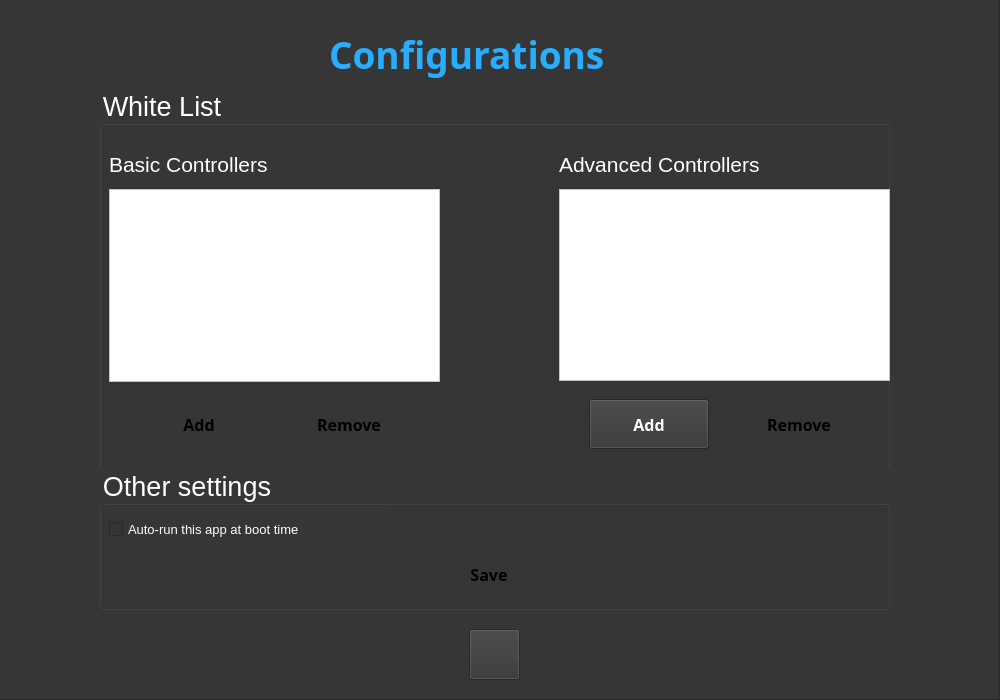
The window that UI/ui_Configuration.ui (dragonjjr/Network_21HCB) describes before a commit, drawn with Qt 5.
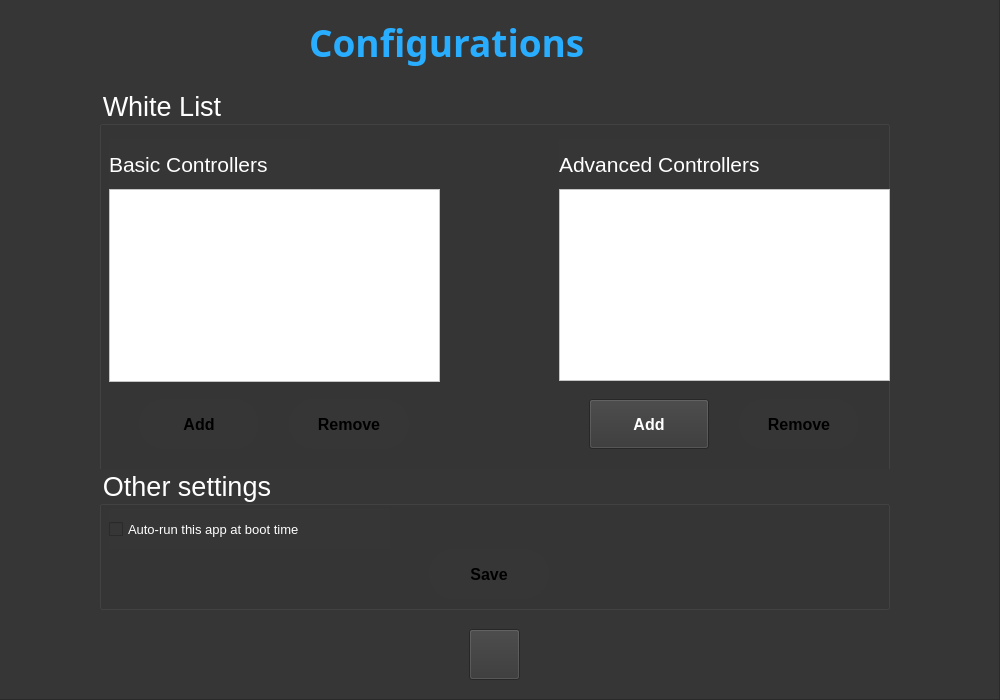
The same window after the commit. Icons and pictures are not drawn.

Commit message: fix font and prevent resize window

```diff
--- a/UI/ui_Configuration.ui
+++ b/UI/ui_Configuration.ui
@@ -37,15 +37,15 @@
    <widget class="QLabel" name="label">
     <property name="geometry">
      <rect>
-      <x>330</x>
-      <y>20</y>
-      <width>381</width>
-      <height>71</height>
+      <x>310</x>
+      <y>10</y>
+      <width>375</width>
+      <height>67</height>
      </rect>
     </property>
     <property name="font">
      <font>
-      <family>Century Gothic</family>
+      <family>Arial Black</family>
       <pointsize>28</pointsize>
       <weight>75</weight>
       <italic>false</italic>
@@ -173,7 +173,7 @@
      </property>
      <property name="font">
       <font>
-       <family>Century Gothic</family>
+       <family>Arial</family>
        <pointsize>12</pointsize>
        <weight>75</weight>
        <bold>true</bold>
@@ -208,7 +208,7 @@
      </property>
      <property name="font">
       <font>
-       <family>Century Gothic</family>
+       <family>Arial</family>
        <pointsize>12</pointsize>
        <weight>75</weight>
        <bold>true</bold>
@@ -243,7 +243,7 @@
      </property>
      <property name="font">
       <font>
-       <family>Century Gothic</family>
+       <family>Arial</family>
        <pointsize>12</pointsize>
        <weight>75</weight>
        <bold>true</bold>
@@ -278,7 +278,7 @@
      </property>
      <property name="font">
       <font>
-       <family>Century Gothic</family>
+       <family>Arial</family>
        <pointsize>12</pointsize>
        <weight>75</weight>
        <bold>true</bold>
@@ -355,7 +355,7 @@
      </property>
      <property name="font">
       <font>
-       <family>Century Gothic</family>
+       <family>Arial</family>
        <pointsize>12</pointsize>
        <weight>75</weight>
        <bold>true</bold>
```
The commit also changes 3 other files.
